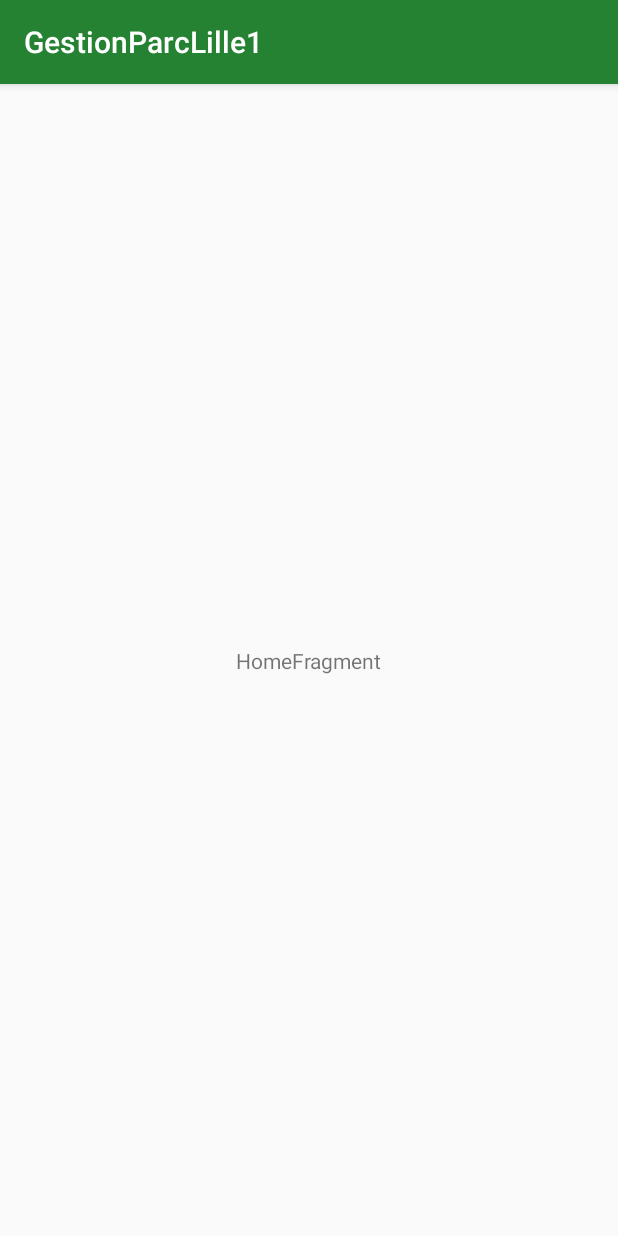
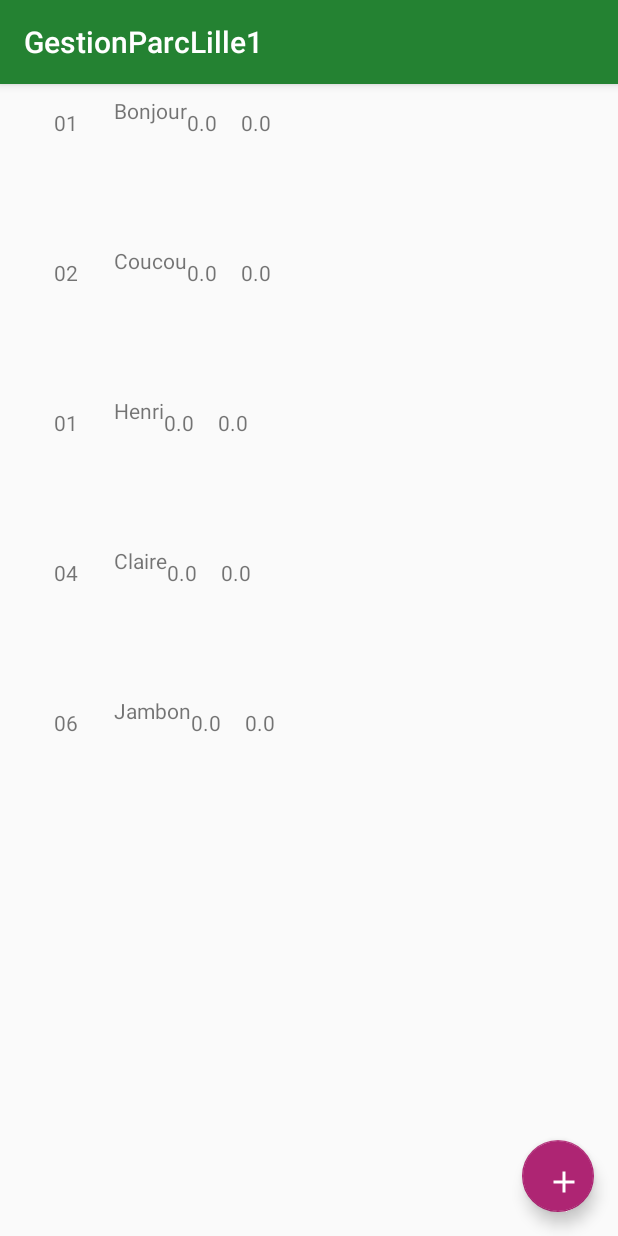
Before and after one commit to hvalette/GestionParcLille1, an Android app: the screen it shows after launch (HomeActivity), on a phone screen of 412 x 824 dp. Run offline under Robolectric (Android 15) with nearby library versions, the phone set to English and light mode, and no system bars; our stand-ins replace Room's generated code.

Commit message:
RecyclerView with raw datas + form add new probeme

```diff
--- a/app/src/main/AndroidManifest.xml
+++ b/app/src/main/AndroidManifest.xml
@@ -3,6 +3,7 @@
           package="com.lille1.hvalette.gestionparclille1">
 
     <application
+            android:name=".GestionParcLille1App"
             android:allowBackup="true"
             android:icon="@mipmap/ic_launcher"
             android:label="@string/app_name"
@@ -16,6 +17,8 @@
                 <category android:name="android.intent.category.LAUNCHER"/>
             </intent-filter>
         </activity>
+        <activity android:name=".AddProblemeActivity">
+        </activity>
     </application>
 
 </manifest>
--- /dev/null
+++ b/app/src/main/java/com/lille1/hvalette/gestionparclille1/GestionAdapter.kt
@@ -0,0 +1,43 @@
+package com.lille1.hvalette.gestionparclille1
+
+import android.support.v7.widget.RecyclerView
+import android.view.LayoutInflater
+import android.view.View
+import android.view.ViewGroup
+import android.widget.ListView
+import kotlinx.android.synthetic.main.probleme_view.view.*
+
+class GestionAdapter(private val myDataset: List<Probleme>) :
+    RecyclerView.Adapter<GestionAdapter.MyViewHolder>() {
+
+    // Provide a reference to the views for each data item
+    // Complex data items may need more than one view per item, and
+    // you provide access to all the views for a data item in a view holder.
+    // Each data item is just a string in this case that is shown in a TextView.
+    class MyViewHolder(val listView: View) : RecyclerView.ViewHolder(listView)
+
+
+    // Create new views (invoked by the layout manager)
+    override fun onCreateViewHolder(parent: ViewGroup,
+                                    viewType: Int): GestionAdapter.MyViewHolder {
+        // create a new view
+        val listView = LayoutInflater.from(parent.context)
+            .inflate(R.layout.probleme_view, parent, false)
+        return MyViewHolder(listView)
+    }
+
+    // Replace the contents of a view (invoked by the layout manager)
+    override fun onBindViewHolder(holder: MyViewHolder, position: Int) {
+        // - get element from your dataset at this position
+        // - replace the contents of the view with that element
+        holder.listView.item_id.text = myDataset[position].id.toString()
+        holder.listView.type.text = myDataset[position].type.toString()
+        holder.listView.latitude.text = myDataset[position].lat.toString()
+        holder.listView.longitude.text = myDataset[position].long.toString()
+        holder.listView.description.text = myDataset[position].description
+
+    }
+
+    // Return the size of your dataset (invoked by the layout manager)
+    override fun getItemCount() = myDataset.size
+}
--- /dev/null
+++ b/app/src/main/java/com/lille1/hvalette/gestionparclille1/GestionParcLille1App.kt
@@ -0,0 +1,16 @@
+package com.lille1.hvalette.gestionparclille1
+
+import android.app.Application
+import android.arch.persistence.room.Room
+
+class GestionParcLille1App() : Application() {
+
+    companion object {
+        lateinit var database: GestionParcLille1Database
+    }
+
+    override fun onCreate() {
+        super.onCreate()
+        GestionParcLille1App.database = Room.databaseBuilder(this, GestionParcLille1Database::class.java, "problemes.db").build()
+    }
+}
--- /dev/null
+++ b/app/src/main/java/com/lille1/hvalette/gestionparclille1/GestionParcLille1Database.kt
@@ -0,0 +1,11 @@
+package com.lille1.hvalette.gestionparclille1
+
+import android.arch.persistence.room.Database
+import android.arch.persistence.room.RoomDatabase
+
+
+@Database(entities = arrayOf(Probleme::class), version = 1)
+abstract class GestionParcLille1Database : RoomDatabase() {
+
+    abstract fun problemeDao(): ProblemeDao
+}
--- /dev/null
+++ b/app/src/main/java/com/lille1/hvalette/gestionparclille1/Probleme.kt
@@ -0,0 +1,12 @@
+package com.lille1.hvalette.gestionparclille1
+
+import android.arch.persistence.room.Entity
+import android.arch.persistence.room.PrimaryKey
+
+@Entity(tableName = "problemes")
+data class Probleme(var type: Int, var lat: Double, var long: Double, var description: String) {
+    @PrimaryKey(autoGenerate = true)
+    var id: Long = 0
+
+    constructor():this(0,0.0,0.0, "")
+}
--- a/app/src/main/java/com/lille1/hvalette/gestionparclille1/ui/home/HomeFragment.kt
+++ b/app/src/main/java/com/lille1/hvalette/gestionparclille1/ui/home/HomeFragment.kt
@@ -1,12 +1,16 @@
 package com.lille1.hvalette.gestionparclille1.ui.home
 
 import android.arch.lifecycle.ViewModelProviders
+import android.content.Intent
 import android.os.Bundle
 import android.support.v4.app.Fragment
+import android.support.v7.widget.LinearLayoutManager
+import android.support.v7.widget.RecyclerView
 import android.view.LayoutInflater
 import android.view.View
 import android.view.ViewGroup
-import com.lille1.hvalette.gestionparclille1.R
+import com.lille1.hvalette.gestionparclille1.*
+import kotlinx.android.synthetic.main.home_fragment.*
 
 class HomeFragment : Fragment() {
 
@@ -15,6 +19,9 @@ class HomeFragment : Fragment() {
     }
 
     private lateinit var viewModel: HomeViewModel
+    private lateinit var recyclerView: RecyclerView
+    private lateinit var viewAdapter: RecyclerView.Adapter<*>
+    private lateinit var viewManager: RecyclerView.LayoutManager
 
     override fun onCreateView(
         inflater: LayoutInflater, container: ViewGroup?,
@@ -29,4 +36,27 @@ class HomeFragment : Fragment() {
         // TODO: Use the ViewModel
     }
 
+    override fun onViewCreated(view: View, savedInstanceState: Bundle?) {
+        //val myDataset = GestionParcLille1App.database.problemeDao().getAll()
+        val myDataset = ArrayList<Probleme>()
+        myDataset.add(Probleme(1,0.0,0.0,"Bonjour"))
+        myDataset.add(Probleme(2,0.0,0.0,"Coucou"))
+        myDataset.add(Probleme(1,0.0,0.0,"Henri"))
+        myDataset.add(Probleme(4,0.0,0.0,"Claire"))
+        myDataset.add(Probleme(6,0.0,0.0,"Jambon"))
+
+        viewManager = LinearLayoutManager(this.context)
+        viewAdapter = GestionAdapter(myDataset)
+
+        recyclerView = problemes_recycler_view
+        recyclerView.setHasFixedSize(true)
+        recyclerView.layoutManager = viewManager
+        recyclerView.adapter = viewAdapter
+
+        fab.setOnClickListener {
+            val intent = Intent(context, AddProblemeActivity::class.java)
+            startActivity(intent)
+        }
+    }
+
 }
--- a/app/src/main/java/com/lille1/hvalette/gestionparclille1/ui/home/HomeViewModel.kt
+++ b/app/src/main/java/com/lille1/hvalette/gestionparclille1/ui/home/HomeViewModel.kt
@@ -1,7 +1,15 @@
 package com.lille1.hvalette.gestionparclille1.ui.home
 
+import android.arch.lifecycle.LiveData
+import android.arch.lifecycle.MutableLiveData
 import android.arch.lifecycle.ViewModel
 
 class HomeViewModel : ViewModel() {
-    // TODO: Implement the ViewModel
+    private val _data = MutableLiveData<String>()
+    val data: LiveData<String>
+        get() = _data
+
+    init {
+        _data.value = "Hello, Jetpack!"
+    }
 }
--- /dev/null
+++ b/app/src/main/res/drawable/ic_add.xml
@@ -0,0 +1,9 @@
+<vector xmlns:android="http://schemas.android.com/apk/res/android"
+    android:width="24dp"
+    android:height="24dp"
+    android:viewportWidth="24"
+    android:viewportHeight="24">
+  <path
+      android:fillColor="#FFFFFFFF"
+      android:pathData="M19,13h-6v6h-2v-6H5v-2h6V5h2v6h6v2z"/>
+</vector>
--- a/app/src/main/res/layout/home_fragment.xml
+++ b/app/src/main/res/layout/home_fragment.xml
@@ -8,14 +8,25 @@
         android:layout_height="match_parent"
         tools:context=".ui.home.HomeFragment">
 
-    <TextView
-            android:id="@+id/message"
-            android:layout_width="wrap_content"
-            android:layout_height="wrap_content"
-            android:text="HomeFragment"
-            app:layout_constraintBottom_toBottomOf="parent"
-            app:layout_constraintEnd_toEndOf="parent"
-            app:layout_constraintStart_toStartOf="parent"
-            app:layout_constraintTop_toTopOf="parent"/>
+    <android.support.design.widget.FloatingActionButton
+            android:id="@+id/fab"
+            android:layout_width="56dp"
+            android:layout_height="48dp"
+            android:layout_gravity="end|bottom"
+            android:src="@drawable/ic_add"
+            android:layout_margin="16dp" android:layout_marginEnd="16dp"
+            app:layout_constraintEnd_toEndOf="parent" android:layout_marginBottom="16dp"
+            app:layout_constraintBottom_toBottomOf="parent"/>
+
+    <android.support.v7.widget.RecyclerView
+            android:id="@+id/problemes_recycler_view"
+            android:layout_width="0dp"
+            android:layout_height="0dp"
+            app:layout_constraintStart_toStartOf="parent" android:layout_marginStart="8dp"
+            android:layout_marginTop="8dp" app:layout_constraintTop_toTopOf="parent"
+            app:layout_constraintEnd_toEndOf="parent" android:layout_marginEnd="8dp"
+            app:layout_constraintBottom_toBottomOf="parent" app:layout_constraintVertical_bias="0.0"
+            app:layout_constraintHorizontal_bias="0.0" android:layout_marginBottom="8dp">
+    </android.support.v7.widget.RecyclerView>
 
 </android.support.constraint.ConstraintLayout>
--- /dev/null
+++ b/app/src/main/res/layout/probleme_view.xml
@@ -0,0 +1,42 @@
+<?xml version="1.0" encoding="utf-8"?>
+<LinearLayout xmlns:android="http://schemas.android.com/apk/res/android"
+                                             xmlns:app="http://schemas.android.com/apk/res-auto" xmlns:tools="http://schemas.android.com/tools" android:layout_width="match_parent"
+                                             android:layout_height="100dp">
+
+    <TextView
+            android:text="TextView"
+            android:layout_width="wrap_content"
+            android:layout_height="wrap_content"
+            android:id="@+id/item_id" android:layout_marginTop="8dp"
+            app:layout_constraintTop_toTopOf="parent" app:layout_constraintStart_toStartOf="parent"
+            android:layout_marginStart="28dp"/>
+    <TextView
+            android:text="TextView"
+            android:layout_width="wrap_content"
+            android:layout_height="wrap_content"
+            android:id="@+id/type"
+            app:layout_constraintEnd_toStartOf="@+id/latitude"
+            android:layout_marginEnd="8dp" android:layout_marginTop="8dp" app:layout_constraintTop_toTopOf="parent"/>
+    <TextView
+            android:text="TextView"
+            android:layout_width="wrap_content"
+            android:layout_height="wrap_content"
+            android:id="@+id/description" app:layout_constraintStart_toStartOf="parent"
+            android:layout_marginStart="16dp"
+            android:layout_marginBottom="12dp" app:layout_constraintBottom_toBottomOf="parent"/>
+    <TextView
+            android:text="TextView"
+            android:layout_width="wrap_content"
+            android:layout_height="wrap_content"
+            android:id="@+id/latitude" app:layout_constraintEnd_toEndOf="parent" android:layout_marginEnd="8dp"
+            android:layout_marginTop="8dp" app:layout_constraintTop_toTopOf="parent"/>
+    <TextView
+            android:text="TextView"
+            android:layout_width="wrap_content"
+            android:layout_height="wrap_content"
+            android:id="@+id/longitude" android:layout_marginTop="8dp"
+            app:layout_constraintTop_toTopOf="parent"
+            android:layout_marginBottom="8dp" app:layout_constraintBottom_toTopOf="@+id/description"
+            app:layout_constraintVertical_bias="0.942" android:layout_marginStart="8dp"
+            app:layout_constraintStart_toStartOf="parent"/>
+</LinearLayout>
```
Also changed, not shown: app/build.gradle (+14 -1 lines), app/src/main/java/com/lille1/hvalette/gestionparclille1/AddProblemeActivity.kt (added, +20 -0 lines), app/src/main/java/com/lille1/hvalette/gestionparclille1/ProblemeDao.kt (added, +15 -0 lines), app/src/main/res/layout/activity_add_probleme.xml (added, +58 -0 lines).
